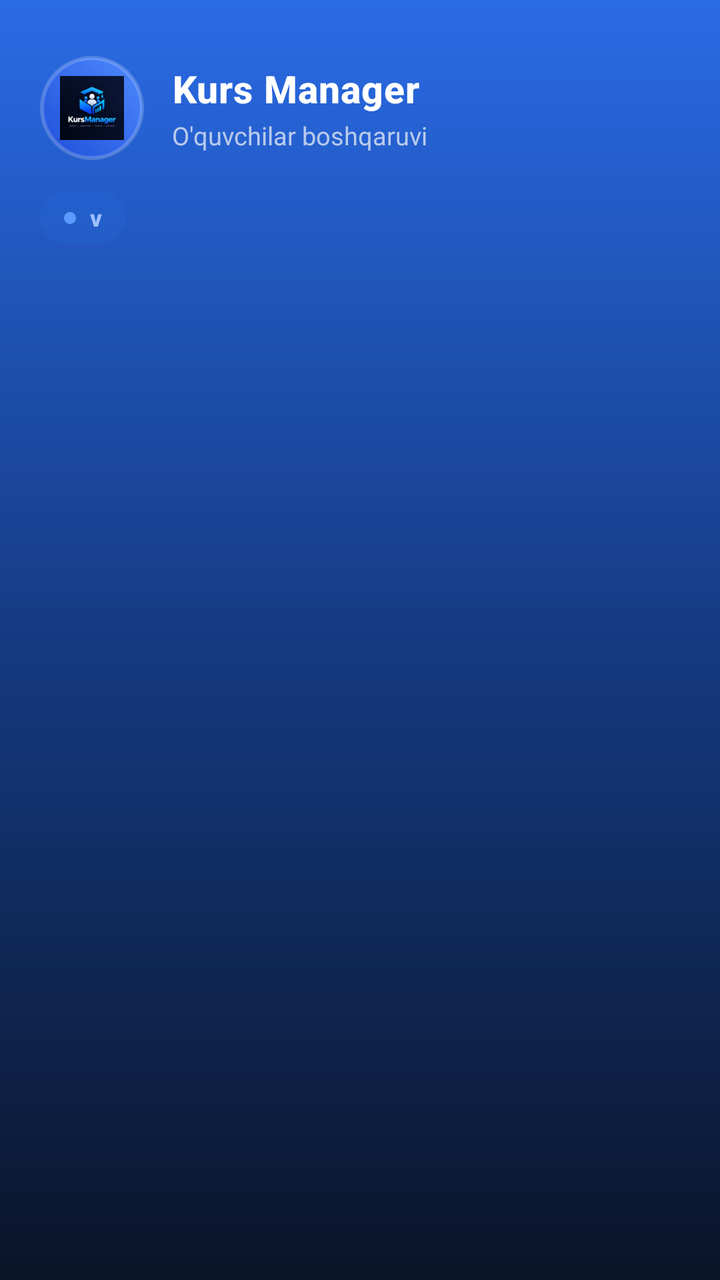
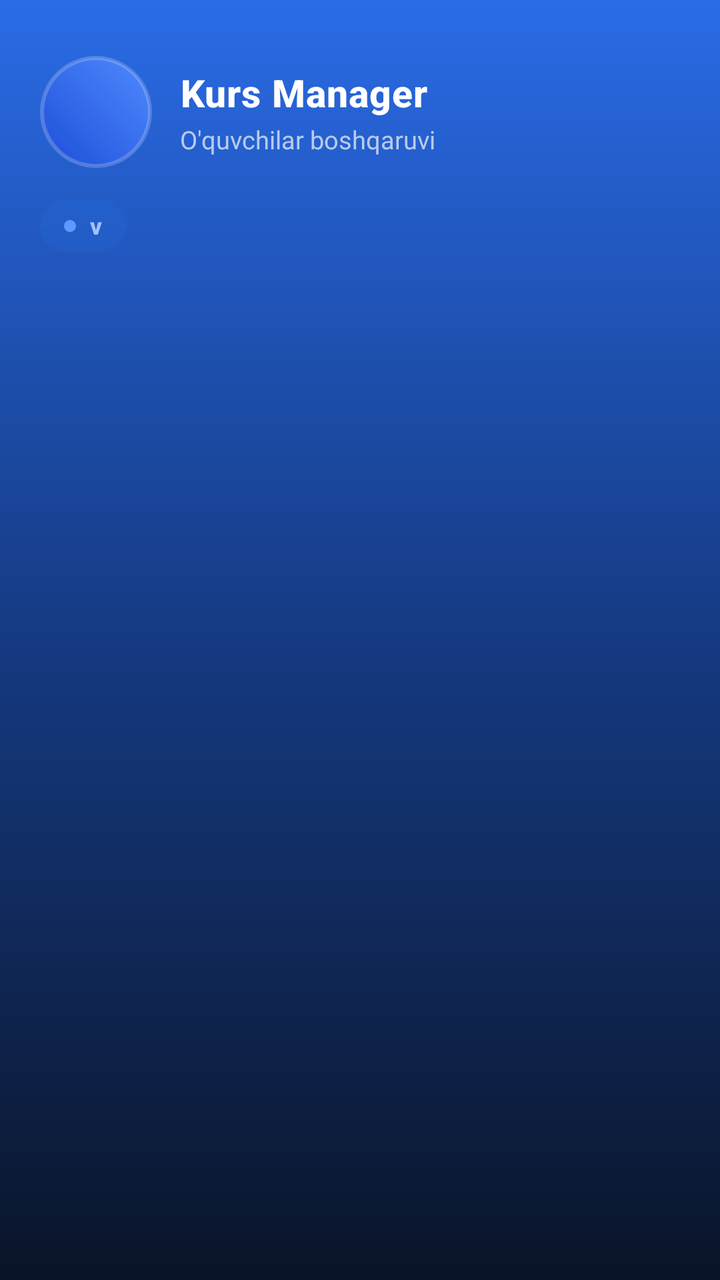

The first picture is an Android layout as it rendered before a commit; the second is the same layout after the commit. The layout source and the unified diff follow.
<!-- AndroidManifest.xml: application theme Theme.KursManager -->
<!-- res/layout/nav_header.xml -->
<?xml version="1.0" encoding="utf-8"?>
<LinearLayout xmlns:android="http://schemas.android.com/apk/res/android"
    android:layout_width="match_parent"
    android:layout_height="wrap_content"
    android:background="@drawable/bg_header"
    android:orientation="vertical"
    android:paddingStart="20dp"
    android:paddingTop="28dp"
    android:paddingEnd="20dp"
    android:paddingBottom="22dp">

    <LinearLayout
        android:layout_width="wrap_content"
        android:layout_height="wrap_content"
        android:gravity="center_vertical"
        android:orientation="horizontal">

        <ImageView
            android:layout_width="52dp"
            android:layout_height="52dp"
            android:background="@drawable/bg_avatar_round"
            android:contentDescription="Kurs Manager"
            android:padding="10dp"
            android:src="@mipmap/ic_launcher" />

        <LinearLayout
            android:layout_width="wrap_content"
            android:layout_height="wrap_content"
            android:layout_marginStart="14dp"
            android:orientation="vertical">

            <TextView
                android:id="@+id/tvHeaderTitle"
                android:layout_width="wrap_content"
                android:layout_height="wrap_content"
                android:fontFamily="sans-serif-medium"
                android:letterSpacing="0.02"
                android:text="Kurs Manager"
                android:textColor="#FFFFFF"
                android:textSize="19sp"
                android:textStyle="bold" />

            <TextView
                android:id="@+id/tvHeaderSub"
                android:layout_width="wrap_content"
                android:layout_height="wrap_content"
                android:layout_marginTop="2dp"
                android:text="O'quvchilar boshqaruvi"
                android:textColor="#B8CBEC"
                android:textSize="12.5sp" />
        </LinearLayout>
    </LinearLayout>

    <LinearLayout
        android:id="@+id/chipHeaderVersion"
        android:layout_width="wrap_content"
        android:layout_height="26dp"
        android:layout_marginTop="16dp"
        android:background="@drawable/bg_header_chip"
        android:gravity="center_vertical"
        android:orientation="horizontal"
        android:paddingStart="12dp"
        android:paddingEnd="12dp">

        <View
            android:layout_width="6dp"
            android:layout_height="6dp"
            android:background="@drawable/bg_dot" />

        <TextView
            android:id="@+id/tvHeaderVersion"
            android:layout_width="wrap_content"
            android:layout_height="wrap_content"
            android:layout_marginStart="7dp"
            android:fontFamily="sans-serif-medium"
            android:text="v"
            android:textColor="#9FC2FF"
            android:textSize="11.5sp"
            android:textStyle="bold" />
    </LinearLayout>
</LinearLayout>
<!-- resources referenced by this layout -->
<resources>
  <!-- drawable bg_avatar_round (drawable) -->
  <?xml version="1.0" encoding="utf-8"?>
  <shape xmlns:android="http://schemas.android.com/apk/res/android" android:shape="oval">
      <gradient
          android:angle="45"
          android:endColor="#4F8BFF"
          android:startColor="#1D4ED8"
          android:type="linear" />
      <stroke
          android:width="2dp"
          android:color="#33FFFFFF" />
  </shape>
  <!-- drawable bg_dot (drawable) -->
  <?xml version="1.0" encoding="utf-8"?>
  <shape xmlns:android="http://schemas.android.com/apk/res/android" android:shape="oval">
      <solid android:color="@color/primary_light" />
  </shape>
  <!-- drawable bg_header (drawable) -->
  <?xml version="1.0" encoding="utf-8"?>
  <shape xmlns:android="http://schemas.android.com/apk/res/android" android:shape="rectangle">
      <gradient
          android:angle="270"
          android:startColor="#2A6BE6"
          android:centerColor="#153A82"
          android:endColor="#0A1428"
          android:type="linear" />
  </shape>
  <!-- drawable bg_header_chip (drawable) -->
  <?xml version="1.0" encoding="utf-8"?>
  <shape xmlns:android="http://schemas.android.com/apk/res/android" android:shape="rectangle">
      <solid android:color="#1A2B7FFF" />
      <corners android:radius="14dp" />
  </shape>
  <!-- mipmap ic_launcher: png bitmap (mipmap-hdpi, 5802 bytes) -->
  <style name="Theme.KursManager" parent="Theme.Material3.Dark.NoActionBar">
          <item name="colorPrimary">@color/primary</item>
          <item name="colorOnPrimary">@android:color/white</item>
          <item name="colorSurface">@color/panel</item>
          <item name="colorOnSurface">@color/text</item>
          <item name="android:colorBackground">@color/bg</item>
          <item name="android:textColor">@color/text</item>
          <item name="android:textColorSecondary">@color/text_dim</item>
          <item name="android:statusBarColor">@color/bg_dark</item>
          <item name="android:navigationBarColor">@color/bg_dark</item>
          <item name="android:windowLightStatusBar">false</item>
          <item name="colorOutlineVariant">@color/border</item>
          <item name="colorOutline">#2A3A5C</item>
          <item name="android:listDivider">@drawable/list_divider</item>
      </style>
  <color name="primary_light">#5B9BFF</color>
  <color name="primary">#2B7FFF</color>
  <color name="panel">#0E1628</color>
  <color name="text">#E8EEF7</color>
  <color name="bg">#080D19</color>
  <color name="text_dim">#93A1BD</color>
  <color name="bg_dark">#060A14</color>
  <color name="border">#1C2742</color>
  <!-- drawable list_divider (drawable) -->
  <?xml version="1.0" encoding="utf-8"?>
  <shape xmlns:android="http://schemas.android.com/apk/res/android"
      android:shape="rectangle">
      <solid android:color="#2A3A5C" />
      <size android:height="1dp" />
  </shape>
</resources>

<!-- the commit's change to res/layout/nav_header.xml (unified diff, before → after) -->
@@ -1,5 +1,6 @@
 <?xml version="1.0" encoding="utf-8"?>
 <LinearLayout xmlns:android="http://schemas.android.com/apk/res/android"
+    xmlns:app="http://schemas.android.com/apk/res-auto"
     android:layout_width="match_parent"
     android:layout_height="wrap_content"
     android:background="@drawable/bg_header"
@@ -15,13 +16,21 @@
         android:gravity="center_vertical"
         android:orientation="horizontal">
 
-        <ImageView
-            android:layout_width="52dp"
-            android:layout_height="52dp"
-            android:background="@drawable/bg_avatar_round"
-            android:contentDescription="Kurs Manager"
-            android:padding="10dp"
-            android:src="@mipmap/ic_launcher" />
+        <FrameLayout
+            android:layout_width="56dp"
+            android:layout_height="56dp"
+            android:background="@drawable/bg_avatar_round">
+
+            <com.google.android.material.imageview.ShapeableImageView
+                android:id="@+id/imgHeaderLogo"
+                android:layout_width="48dp"
+                android:layout_height="48dp"
+                android:layout_gravity="center"
+                android:contentDescription="Kurs Manager"
+                android:scaleType="centerCrop"
+                android:src="@mipmap/ic_launcher"
+                app:shapeAppearanceOverlay="@style/CircleShape" />
+        </FrameLayout>
 
         <LinearLayout
             android:layout_width="wrap_content"
<!-- resource entries referenced after the edit -->
@@ -33,10 +33,24 @@
       <solid android:color="#1A2B7FFF" />
       <corners android:radius="14dp" />
   </shape>
-  <!-- mipmap ic_launcher: png bitmap (mipmap-hdpi, 5802 bytes) -->
+  <!-- mipmap ic_launcher (mipmap-anydpi-v26) -->
+  <?xml version="1.0" encoding="utf-8"?>
+  <adaptive-icon xmlns:android="http://schemas.android.com/apk/res/android">
+      <background android:drawable="@drawable/ic_launcher_bg" />
+      <foreground android:drawable="@drawable/ic_launcher_fg" />
+  </adaptive-icon>
+  <style name="CircleShape" parent="">
+          <item name="cornerFamily">rounded</item>
+          <item name="cornerSize">50%</item>
+      </style>
   <style name="Theme.KursManager" parent="Theme.Material3.Dark.NoActionBar">
           <item name="colorPrimary">@color/primary</item>
           <item name="colorOnPrimary">@android:color/white</item>
+          <item name="colorPrimaryContainer">@color/primary</item>
+          <item name="colorOnPrimaryContainer">@android:color/white</item>
+          <item name="colorSecondary">@color/primary</item>
+          <item name="colorSecondaryContainer">@color/primary</item>
+          <item name="colorOnSecondaryContainer">@android:color/white</item>
           <item name="colorSurface">@color/panel</item>
           <item name="colorOnSurface">@color/text</item>
           <item name="android:colorBackground">@color/bg</item>
@@ -50,6 +64,17 @@
           <item name="android:listDivider">@drawable/list_divider</item>
       </style>
   <color name="primary_light">#5B9BFF</color>
+  <!-- drawable ic_launcher_bg (drawable) -->
+  <?xml version="1.0" encoding="utf-8"?>
+  <shape xmlns:android="http://schemas.android.com/apk/res/android"
+      android:shape="rectangle">
+      <gradient
+          android:angle="270"
+          android:endColor="#04081A"
+          android:startColor="#0C1A3A"
+          android:type="linear" />
+  </shape>
+  <!-- drawable ic_launcher_fg: png bitmap (drawable-nodpi, 8753 bytes) -->
   <color name="primary">#2B7FFF</color>
   <color name="panel">#0E1628</color>
   <color name="text">#E8EEF7</color>
